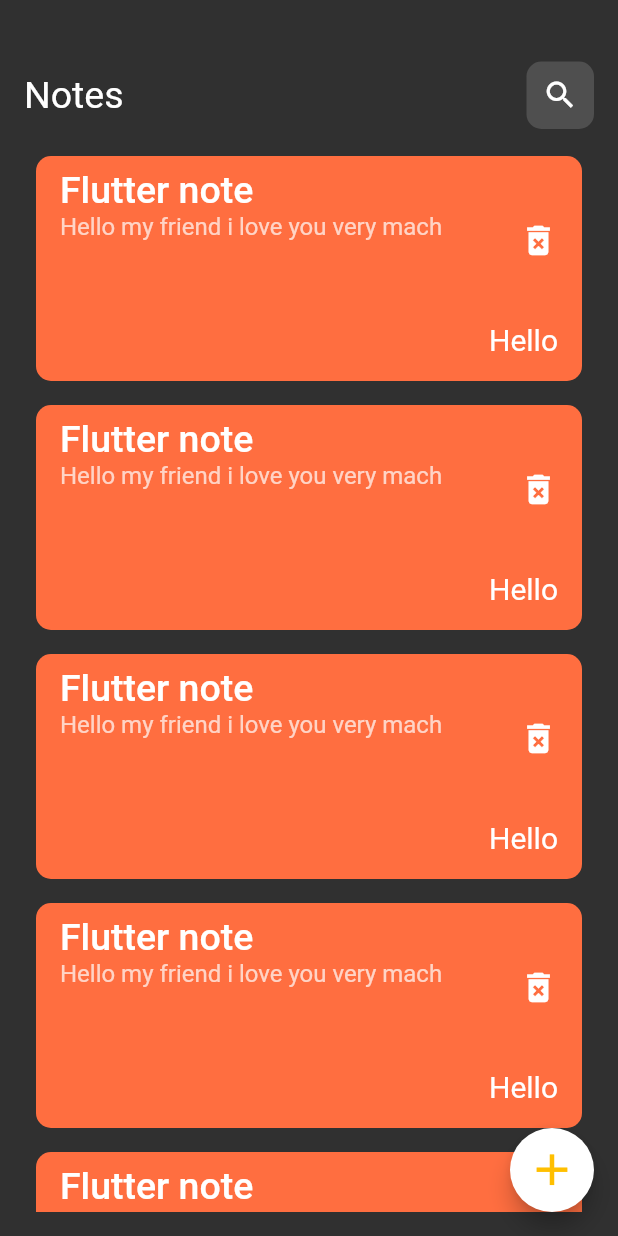
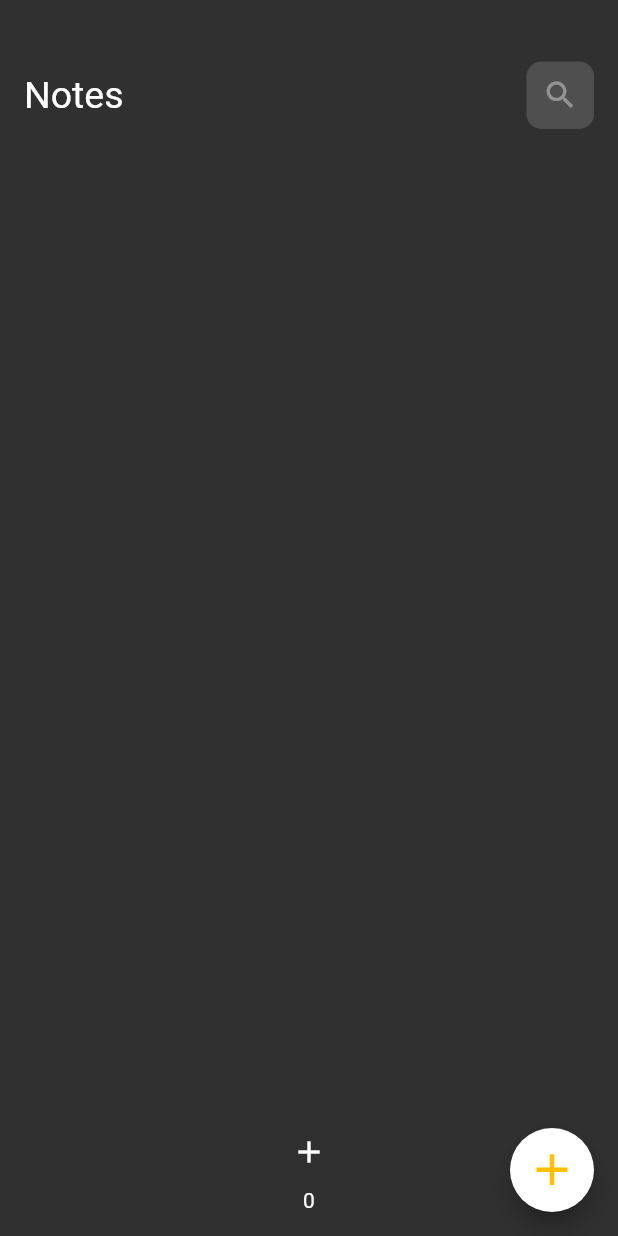
Before and after one commit to ElshazlyGSM/notes_app, a Flutter app: the screen it shows after launch, on a phone screen of 412 x 824 dp. Run offline on Flutter 3.47's test engine with Material 2 defaults, Android fonts, the phone set to English and light mode, and no system bars; our stand-ins replace flutter_bloc, hive, hive_flutter; accounts and stored records are empty.

Commit message:
all thing working fine without rebuild

```diff
--- a/lib/cubits/add_notes_cubit/add_notes_cubit.dart
+++ b/lib/cubits/add_notes_cubit/add_notes_cubit.dart
@@ -1,6 +1,7 @@
 import 'package:flutter_bloc/flutter_bloc.dart';
 import 'package:hive_flutter/hive_flutter.dart';
 import 'package:notes_app/constants.dart';
+import 'package:notes_app/cubits/notes/notes_cubit.dart';
 import 'package:notes_app/model/notes_model.dart';
 part 'add_notes_state.dart';
 
@@ -10,12 +11,13 @@ class AddNotesCubit extends Cubit<AddNotesState> {
   bool isLoading = false;
 
 
-addNotes(NotesModel note) async {
+addNotes(NotesModel note,context) async {
   emit(AddNotesLoading());
   try {
     var notesNox = Hive.box<NotesModel>(kNotesBox);
      await notesNox.add(note);
     emit(AddNotesSuccess());
+    BlocProvider.of<NotesCubit>(context).getNotes();
   } on Exception catch (e) {
     emit(AddNotesFailure(e.toString()));
     // TODO
--- a/lib/cubits/notes/notes_cubit.dart
+++ b/lib/cubits/notes/notes_cubit.dart
@@ -1,10 +1,29 @@
-import 'package:bloc/bloc.dart';
-import 'package:meta/meta.dart';
-
+import 'package:flutter/material.dart';
+import 'package:flutter_bloc/flutter_bloc.dart';
+import 'package:hive_flutter/hive_flutter.dart';
+import 'package:notes_app/constants.dart';
 import '../../model/notes_model.dart';
 
 part 'notes_state.dart';
 
 class NotesCubit extends Cubit<NotesState> {
   NotesCubit() : super(NotesInitial());
+
+  List<NotesModel>? notes;
+  Color? color;
+
+  getNotes() {
+    emit(NotesSuccess1());
+    var notesNox = Hive.box<NotesModel>(kNotesBox);
+    notes = notesNox.values.toList();
+    emit(NotesSuccess2());
+    debugPrint(notes!.length.toString());
+  }
+
+  int n = 0;
+
+  add() {
+    n++;
+    emit(NotesSuccess3());
+  }
 }
--- a/lib/cubits/notes/notes_state.dart
+++ b/lib/cubits/notes/notes_state.dart
@@ -4,14 +4,7 @@ part of 'notes_cubit.dart';
 abstract class NotesState {}
 
 class NotesInitial extends NotesState {}
-class NotesLoading extends NotesState {}
-class NotesSuccess extends NotesState {
-  final List<NotesModel> notes;
 
-  NotesSuccess(this.notes);
-}
-class NotesFailure extends NotesState {
-  final String errMessage;
-
-  NotesFailure(this.errMessage);
-}
+class NotesSuccess1 extends NotesState {}
+class NotesSuccess2 extends NotesState {}
+class NotesSuccess3 extends NotesState {}
--- a/lib/main.dart
+++ b/lib/main.dart
@@ -1,11 +1,11 @@
 import 'package:flutter/material.dart';
 import 'package:flutter_bloc/flutter_bloc.dart';
 import 'package:notes_app/constants.dart';
-import 'package:notes_app/cubits/add_notes_cubit/add_notes_cubit.dart';
 import 'package:notes_app/cubits/bloc_observer.dart';
+import 'package:notes_app/cubits/notes/notes_cubit.dart';
 import 'package:notes_app/model/notes_model.dart';
 import 'package:notes_app/screens/home_notes_screen.dart';
-import 'package:notes_app/screens/notes_screen.dart';
+import 'package:notes_app/screens/edit_notes_screen.dart';
 import 'package:hive_flutter/hive_flutter.dart';
 
 void main() async {
@@ -22,14 +22,17 @@ class NotesApp extends StatelessWidget {
 
   @override
   Widget build(BuildContext context) {
-    return MaterialApp(
+    return BlocProvider(
+      create: (context) => NotesCubit(),
+      child: MaterialApp(
         initialRoute: HomeNotesScreen.id,
         routes: {
-        NotesScreen.id: (context) => const NotesScreen(),
+          EditNotesScreen.id: (context) => const EditNotesScreen(),
           HomeNotesScreen.id: (context) => const HomeNotesScreen(),
         },
         theme: ThemeData(brightness: Brightness.dark),
         debugShowCheckedModeBanner: false,
+      ),
     );
   }
 }
--- a/lib/model/notes_model.dart
+++ b/lib/model/notes_model.dart
@@ -6,13 +6,13 @@ part 'notes_model.g.dart';
 class NotesModel extends HiveObject{
 
   @HiveField(0)
-  final String title;
+   String title;
   @HiveField(1)
-  final String subTitle;
+   String subTitle;
   @HiveField(2)
   final String date;
   @HiveField(3)
-  final int color;
+   int color;
 
   NotesModel({
     required this.subTitle,
--- a/lib/screens/home_notes_screen.dart
+++ b/lib/screens/home_notes_screen.dart
@@ -1,40 +1,29 @@
 import 'package:flutter/material.dart';
-import 'package:notes_app/widgets/custom_appbar.dart';
+import 'package:flutter_bloc/flutter_bloc.dart';
+import 'package:notes_app/cubits/notes/notes_cubit.dart';
+import 'package:notes_app/widgets/body.dart';
 import 'package:notes_app/widgets/custom_floatingActionButton.dart';
-import 'package:notes_app/widgets/custom_notes.dart';
 
-
-class HomeNotesScreen extends StatelessWidget {
+class HomeNotesScreen extends StatefulWidget {
   const HomeNotesScreen({Key? key}) : super(key: key);
   static String id = 'homeNotesScreen';
 
   @override
+  State<HomeNotesScreen> createState() => _HomeNotesScreenState();
+}
+
+class _HomeNotesScreenState extends State<HomeNotesScreen> {
+  @override
+  void initState() {
+    BlocProvider.of<NotesCubit>(context).getNotes();
+    super.initState();
+  }
+
+  @override
   Widget build(BuildContext context) {
-    return Scaffold(
-      floatingActionButton: const CustomFloatingActionButton(),
-      body: Padding(
-        padding: const EdgeInsets.all(16.0),
-        child: Column(
-          children: [
-            const SizedBox(
-              height: 25,
-            ),
-            const CustomAppbar(icon: Icons.search, text: 'Notes'),
-            const SizedBox(
-              height: 10,
-            ),
-            Expanded(
-              child: ListView.builder(
-                  padding: const EdgeInsets.all(0),
-                  itemCount: 5,
-                  itemBuilder: (context, index) {
-                    return const CustomNote();
-                  }),
-            ),
-
-          ],
-        ),
-      ),
+    return const Scaffold(
+      floatingActionButton: CustomFloatingActionButton(),
+      body: BuildBody(),
     );
   }
 }
--- /dev/null
+++ b/lib/widgets/body.dart
@@ -0,0 +1,35 @@
+import 'package:flutter/material.dart';
+import 'package:flutter_bloc/flutter_bloc.dart';
+import 'package:notes_app/cubits/notes/notes_cubit.dart';
+import 'package:notes_app/widgets/custom_appbar.dart';
+import 'package:notes_app/widgets/listview.dart';
+
+class BuildBody extends StatelessWidget {
+  const BuildBody({Key? key}) : super(key: key);
+
+  @override
+  Widget build(BuildContext context) {
+    var cubit = BlocProvider.of<NotesCubit>(context);
+        return Padding(
+          padding: const EdgeInsets.all(16.0),
+          child: Column(
+            children:  [
+              const SizedBox(
+                height: 25,
+              ),
+              const CustomAppbar(icon: Icons.search, text: 'Notes'),
+              const SizedBox(
+                height: 10,
+              ),
+              const Expanded(
+                child: CustomBuildView(),
+              ),
+              IconButton(onPressed: () {
+                cubit.add();
+              }, icon: const Icon(Icons.add)),
+              Text('${cubit.n}')
+            ],
+          ),
+        );
+  }
+}
--- a/lib/widgets/custom_appbar.dart
+++ b/lib/widgets/custom_appbar.dart
@@ -1,10 +1,11 @@
 import 'package:flutter/material.dart';
 
 class CustomAppbar extends StatelessWidget {
-  const CustomAppbar({Key? key, required this.text, required this.icon})
+  const CustomAppbar({Key? key, required this.text, required this.icon, this.onPressed})
       : super(key: key);
   final String text;
   final IconData icon;
+  final void Function()? onPressed;
 
   @override
   Widget build(BuildContext context) {
@@ -23,7 +24,7 @@ class CustomAppbar extends StatelessWidget {
             color: Colors.white.withOpacity(0.15),
           ),
           child: IconButton(
-            onPressed: () {},
+            onPressed: onPressed,
             icon: Icon(icon),
           ),
         ),
--- a/lib/widgets/custom_notes.dart
+++ b/lib/widgets/custom_notes.dart
@@ -1,48 +1,71 @@
 import 'package:flutter/material.dart';
-import 'package:notes_app/screens/notes_screen.dart';
+import 'package:flutter_bloc/flutter_bloc.dart';
+import 'package:notes_app/cubits/notes/notes_cubit.dart';
+import 'package:notes_app/model/notes_model.dart';
+import 'package:notes_app/screens/edit_notes_screen.dart';
+import 'package:intl/intl.dart';
 
 class CustomNote extends StatelessWidget {
-  const CustomNote({Key? key}) : super(key: key);
+  const CustomNote({Key? key, required this.notes}) : super(key: key);
+  final NotesModel notes;
 
   @override
   Widget build(BuildContext context) {
+    DateTime date = DateTime.parse(notes.date);
+    String formattedDate = DateFormat.yMMMMd().format(date);
         return GestureDetector(
-      onTap: (){
-        Navigator.pushNamed(context, NotesScreen.id);
+          onTap: () {
+            Navigator.pushNamed(context, EditNotesScreen.id,arguments: notes);
           },
           child: Padding(
             padding: const EdgeInsets.all(8.0),
             child: Container(
               width: double.infinity,
-          height: 150,
-          decoration: BoxDecoration(borderRadius: BorderRadius.circular(10),
-            color: Colors.deepOrangeAccent,
+              height: 130,
+              decoration: BoxDecoration(
+                borderRadius: BorderRadius.circular(10),
+                color: Color(notes.color),
               ),
               child: Column(
                 mainAxisAlignment: MainAxisAlignment.spaceBetween,
                 crossAxisAlignment: CrossAxisAlignment.end,
-            children: const [
-              ListTile(
+                children: [
+                  Padding(
+                    padding: const EdgeInsets.all(8.0),
+                    child: ListTile(
                       title: Text(
-                  'Flutter note',
-                  style: TextStyle(fontSize: 25,fontWeight: FontWeight.w500),
+                        notes.title,
+                        maxLines: 1,
+                        overflow: TextOverflow.ellipsis,
+                        style: const TextStyle(
+                            fontSize: 25, fontWeight: FontWeight.w500),
                       ),
-                subtitle:  Text(
-                  'Hello my friend i love you very mach ',
+                      subtitle: Padding(
+                        padding: const EdgeInsets.only(top: 2),
+                        child: Text(
+                          notes.subTitle,
                           maxLines: 2,
                           overflow: TextOverflow.fade,
-                  style: TextStyle(fontSize: 16),
+                          style: const TextStyle(fontSize: 17),
                         ),
-                trailing: Padding(
-                  padding: EdgeInsets.only(top: 35),
-                  child: Icon(Icons.delete_forever,size: 26,),
+                      ),
+                      trailing: IconButton(
+                        onPressed: () {
+                          notes.delete();
+                          BlocProvider.of<NotesCubit>(context).getNotes();
+                        },
+                        icon: const Icon(
+                          Icons.delete_forever,
+                          size: 26,
+                        ),
+                      ),
                     ),
                   ),
                   Padding(
-                padding: EdgeInsets.all(16.0),
+                    padding: const EdgeInsets.only(bottom: 10,right: 20),
                     child: Text(
-                  'Hello',
-                  style: TextStyle(fontSize: 20),
+                      formattedDate,
+                      style: const TextStyle(fontSize: 20),
                     ),
                   ),
                 ],
--- /dev/null
+++ b/lib/widgets/listview.dart
@@ -0,0 +1,22 @@
+import 'package:flutter/material.dart';
+import 'package:flutter_bloc/flutter_bloc.dart';
+import 'package:notes_app/cubits/notes/notes_cubit.dart';
+import 'package:notes_app/model/notes_model.dart';
+import 'custom_notes.dart';
+
+class CustomBuildView extends StatelessWidget {
+  const CustomBuildView({Key? key}) : super(key: key);
+
+  @override
+  Widget build(BuildContext context) {
+    List<NotesModel> notes = BlocProvider.of<NotesCubit>(context).notes!;
+        return ListView.builder(
+            padding: const EdgeInsets.all(0),
+            itemCount: notes.length,
+            itemBuilder: (context, index) {
+              return  CustomNote(
+                notes: notes[index],
+              );
+            });
+  }
+}
--- a/pubspec.yaml
+++ b/pubspec.yaml
@@ -39,6 +39,7 @@ dependencies:
   hive_flutter: ^1.1.0
   flutter_bloc: ^8.1.3
   blurry_modal_progress_hud: ^1.1.0
+  intl: ^0.18.1
 
 dev_dependencies:
   flutter_test:
```
Also changed, not shown: lib/screens/edit_notes_screen.dart (added, +59 -0 lines), lib/screens/notes_screen.dart (deleted, +0 -29 lines), lib/widgets/build_form.dart (+14 -5 lines), lib/widgets/chosse_color.dart (added, +52 -0 lines), pubspec.lock. Lines whose indentation alone changed are shown as unchanged.
